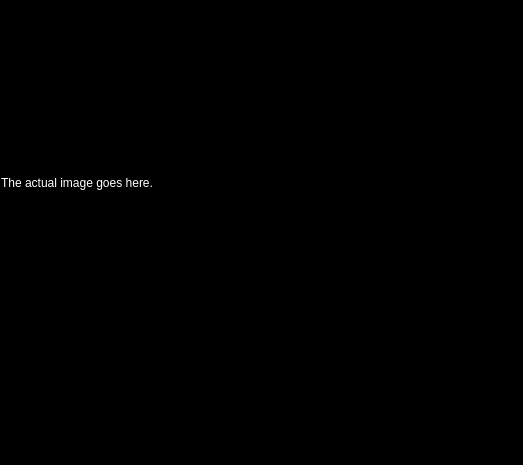
Qt form pdfviewerwindow.ui (dannyedel/dspdfviewer) before a commit.
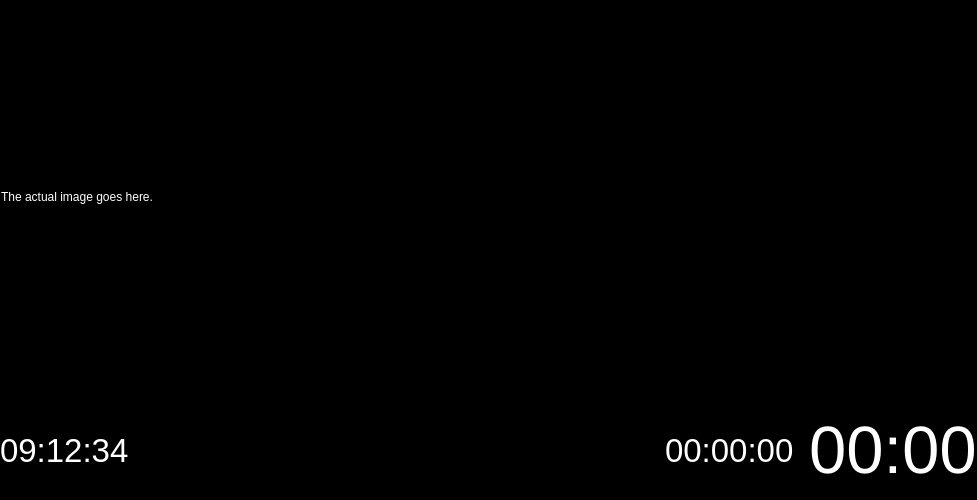
The same form after that commit.

Commit message: First implementation of the presentation timers

```diff
--- a/pdfviewerwindow.ui
+++ b/pdfviewerwindow.ui
@@ -6,8 +6,8 @@
    <rect>
     <x>0</x>
     <y>0</y>
-    <width>523</width>
-    <height>465</height>
+    <width>977</width>
+    <height>500</height>
    </rect>
   </property>
   <property name="palette">
@@ -429,9 +429,6 @@
    <string>Form</string>
   </property>
   <layout class="QVBoxLayout" name="verticalLayout">
-   <property name="spacing">
-    <number>0</number>
-   </property>
    <property name="margin">
     <number>0</number>
    </property>
@@ -457,8 +454,8 @@
        <rect>
         <x>0</x>
         <y>0</y>
-        <width>521</width>
-        <height>363</height>
+        <width>975</width>
+        <height>392</height>
        </rect>
       </property>
       <property name="text">
@@ -468,6 +465,30 @@
     </widget>
    </item>
    <item>
+    <widget class="QWidget" name="bottomArea" native="true">
+     <property name="maximumSize">
+      <size>
+       <width>16777215</width>
+       <height>100</height>
+      </size>
+     </property>
+     <layout class="QHBoxLayout" name="horizontalLayout_2">
+      <property name="margin">
+       <number>0</number>
+      </property>
+      <item>
+       <widget class="QLabel" name="wallClock">
+        <property name="font">
+         <font>
+          <pointsize>25</pointsize>
+         </font>
+        </property>
+        <property name="text">
+         <string>09:12:34</string>
+        </property>
+       </widget>
+      </item>
+      <item>
     <widget class="QScrollArea" name="thumbnailArea">
      <property name="maximumSize">
       <size>
@@ -492,7 +513,7 @@
        <rect>
         <x>0</x>
         <y>0</y>
-        <width>521</width>
+           <width>473</width>
         <height>98</height>
        </rect>
       </property>
@@ -515,6 +536,46 @@
        </item>
       </layout>
      </widget>
+       </widget>
+      </item>
+      <item>
+       <widget class="QLabel" name="presentationClock">
+        <property name="font">
+         <font>
+          <pointsize>25</pointsize>
+         </font>
+        </property>
+        <property name="text">
+         <string>00:00:00</string>
+        </property>
+       </widget>
+      </item>
+      <item>
+       <widget class="Line" name="line">
+        <property name="orientation">
+         <enum>Qt::Vertical</enum>
+        </property>
+       </widget>
+      </item>
+      <item>
+       <widget class="QLabel" name="slideClock">
+        <property name="font">
+         <font>
+          <pointsize>50</pointsize>
+         </font>
+        </property>
+        <property name="text">
+         <string>00:00</string>
+        </property>
+       </widget>
+      </item>
+     </layout>
+     <zorder>horizontalSpacer_3</zorder>
+     <zorder>thumbnailArea</zorder>
+     <zorder>presentationClock</zorder>
+     <zorder>wallClock</zorder>
+     <zorder>slideClock</zorder>
+     <zorder>line</zorder>
     </widget>
    </item>
   </layout>
```
Left out of the diff: 6 changed lines with no effect on the pictures. Lines whose indentation alone changed are shown as unchanged. The commit also changes 4 other files.
